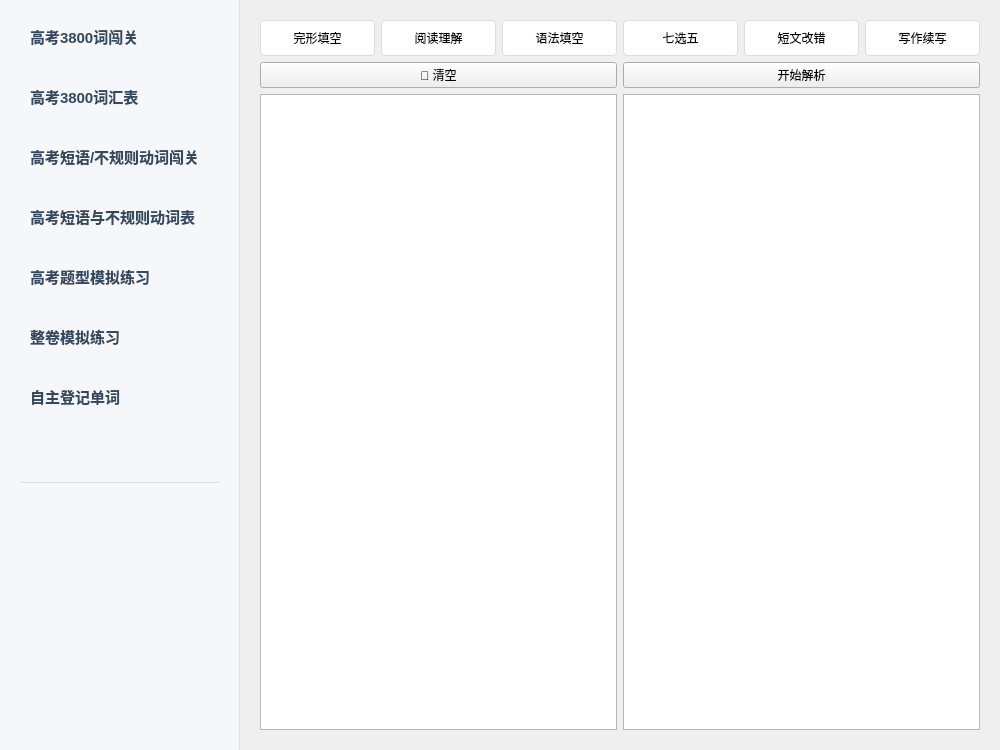
This is resources/main_window.ui in andrezha/EngMaster-AI-Agent as Qt 5 draws it before an edit. The edited form follows.
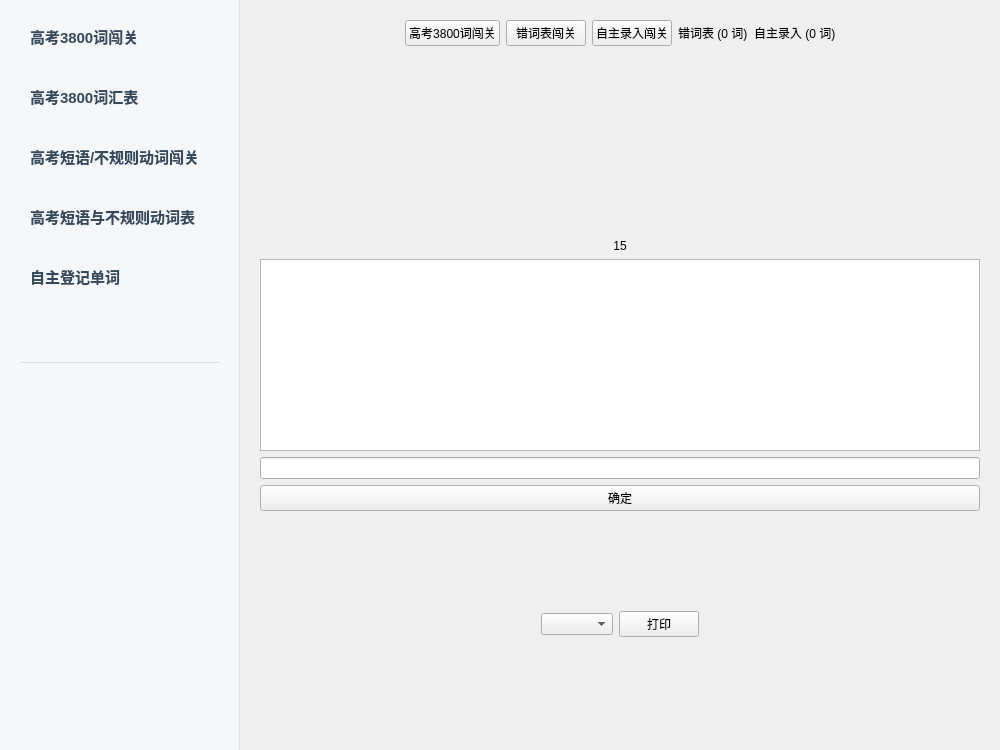
This is the edited form.

The edit to the form file:
```diff
--- a/resources/main_window.ui
+++ b/resources/main_window.ui
@@ -47,22 +47,6 @@
          <property name="styleSheet"><string>QPushButton { color: #34495e; background: transparent; border: none; font-family: "Microsoft YaHei", "Segoe UI", sans-serif; font-size: 15px; text-align: left; padding-left: 20px; outline: none; border-radius: 10px; font-weight: bold; } QPushButton:hover { background-color: #e4e7ed; } QPushButton:checked { background-color: #2c3e50; color: white; }</string></property>
         </widget>
        </item>
-       <item>
-        <widget class="QPushButton" name="btn_nav_gaokao">
-         <property name="minimumSize"><size><width>0</width><height>52</height></size></property>
-         <property name="text"><string>高考题型模拟练习</string></property>
-         <property name="checkable"><bool>true</bool></property>
-         <property name="styleSheet"><string>QPushButton { color: #34495e; background: transparent; border: none; font-family: "Microsoft YaHei", "Segoe UI", sans-serif; font-size: 15px; text-align: left; padding-left: 20px; outline: none; border-radius: 10px; font-weight: bold; } QPushButton:hover { background-color: #e4e7ed; } QPushButton:checked { background-color: #2c3e50; color: white; }</string></property>
-        </widget>
-       </item>
-       <item>
-        <widget class="QPushButton" name="btn_nav_full_exam">
-         <property name="minimumSize"><size><width>0</width><height>52</height></size></property>
-         <property name="text"><string>整卷模拟练习</string></property>
-         <property name="checkable"><bool>true</bool></property>
-         <property name="styleSheet"><string>QPushButton { color: #34495e; background: transparent; border: none; font-family: "Microsoft YaHei", "Segoe UI", sans-serif; font-size: 15px; text-align: left; padding-left: 20px; outline: none; border-radius: 10px; font-weight: bold; } QPushButton:hover { background-color: #e4e7ed; } QPushButton:checked { background-color: #2c3e50; color: white; }</string></property>
-        </widget>
-       </item>
        <item>
         <widget class="QPushButton" name="btn_nav_self_register">
          <property name="minimumSize"><size><width>0</width><height>52</height></size></property>
@@ -309,43 +293,6 @@
           </item>
          </layout>
         </widget>
-      <widget class="QWidget" name="page_scan">
-       <layout class="QVBoxLayout" name="scan_v_layout">
-        <property name="margin"><number>20</number></property>
-        <item>
-         <layout class="QHBoxLayout" name="exam_types_grid">
-          <item><widget class="QPushButton" name="btn_cloze"><property name="text"><string>完形填空</string></property><property name="styleSheet"><string>QPushButton { outline: none; padding: 8px; border: 1px solid #ddd; border-radius: 4px; background: white; }</string></property></widget></item>
-          <item><widget class="QPushButton" name="btn_reading"><property name="text"><string>阅读理解</string></property><property name="styleSheet"><string>QPushButton { outline: none; padding: 8px; border: 1px solid #ddd; border-radius: 4px; background: white; }</string></property></widget></item>
-          <item><widget class="QPushButton" name="btn_grammar"><property name="text"><string>语法填空</string></property><property name="styleSheet"><string>QPushButton { outline: none; padding: 8px; border: 1px solid #ddd; border-radius: 4px; background: white; }</string></property></widget></item>
-          <item><widget class="QPushButton" name="btn_seven_five"><property name="text"><string>七选五</string></property><property name="styleSheet"><string>QPushButton { outline: none; padding: 8px; border: 1px solid #ddd; border-radius: 4px; background: white; }</string></property></widget></item>
-          <item><widget class="QPushButton" name="btn_correction"><property name="text"><string>短文改错</string></property><property name="styleSheet"><string>QPushButton { outline: none; padding: 8px; border: 1px solid #ddd; border-radius: 4px; background: white; }</string></property></widget></item>
-          <item><widget class="QPushButton" name="btn_writing"><property name="text"><string>写作续写</string></property><property name="styleSheet"><string>QPushButton { outline: none; padding: 8px; border: 1px solid #ddd; border-radius: 4px; background: white; }</string></property></widget></item>
-         </layout>
-        </item>
-        <item>
-         <layout class="QHBoxLayout" name="scan_h_btns">
-          <item><widget class="QPushButton" name="btn_scan"><property name="text"><string>🧹 清空</string></property></widget></item>
-          <item><widget class="QPushButton" name="btn_start_ai"><property name="text"><string>开始解析</string></property></widget></item>
-         </layout>
-        </item>
-        <item>
-         <layout class="QHBoxLayout" name="scan_content_layout" stretch="1,1">
-          <item><widget class="QTextEdit" name="raw_text_area"></widget></item>
-          <item><widget class="QTextEdit" name="ai_answer_area"><property name="readOnly"><bool>true</bool></property></widget></item>
-         </layout>
-        </item>
-       </layout>
-      </widget>
-      <widget class="QWidget" name="page_gaokao">
-        <layout class="QVBoxLayout" name="v2">
-          <item>
-            <widget class="QLabel" name="label_gaokao">
-              <property name="text"><string>高考题型模拟页面</string></property>
-              <property name="alignment"><set>Qt::AlignCenter</set></property>
-            </widget>
-          </item>
-        </layout>
-      </widget>
      </widget>
     </item>
    </layout>
```
